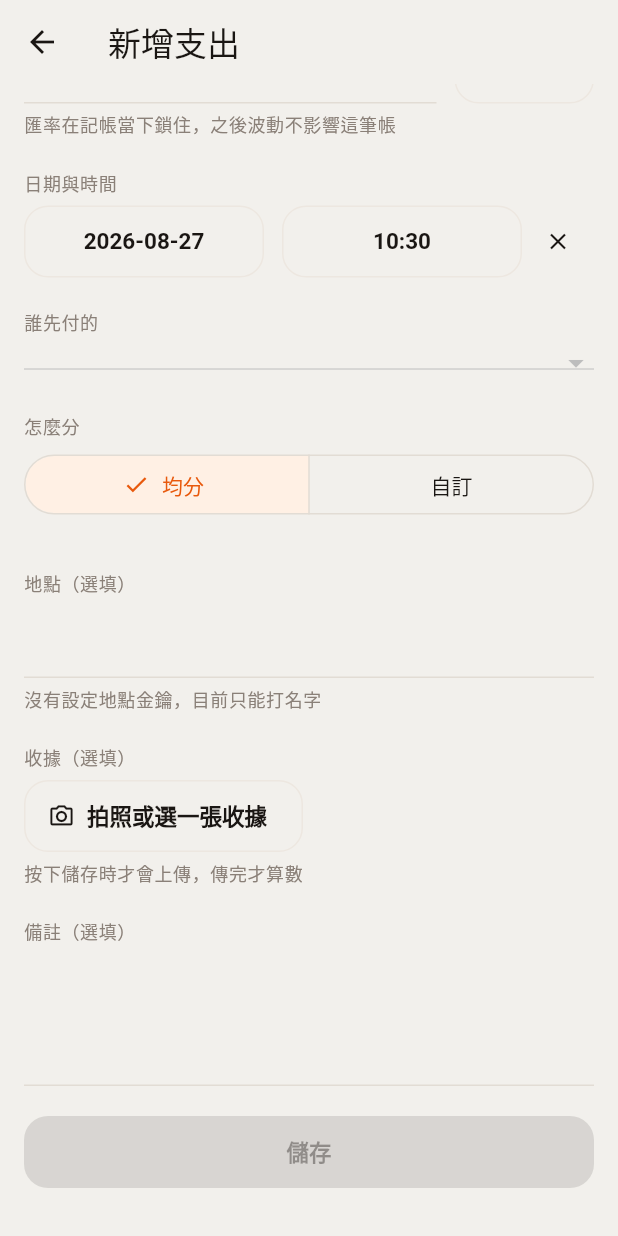
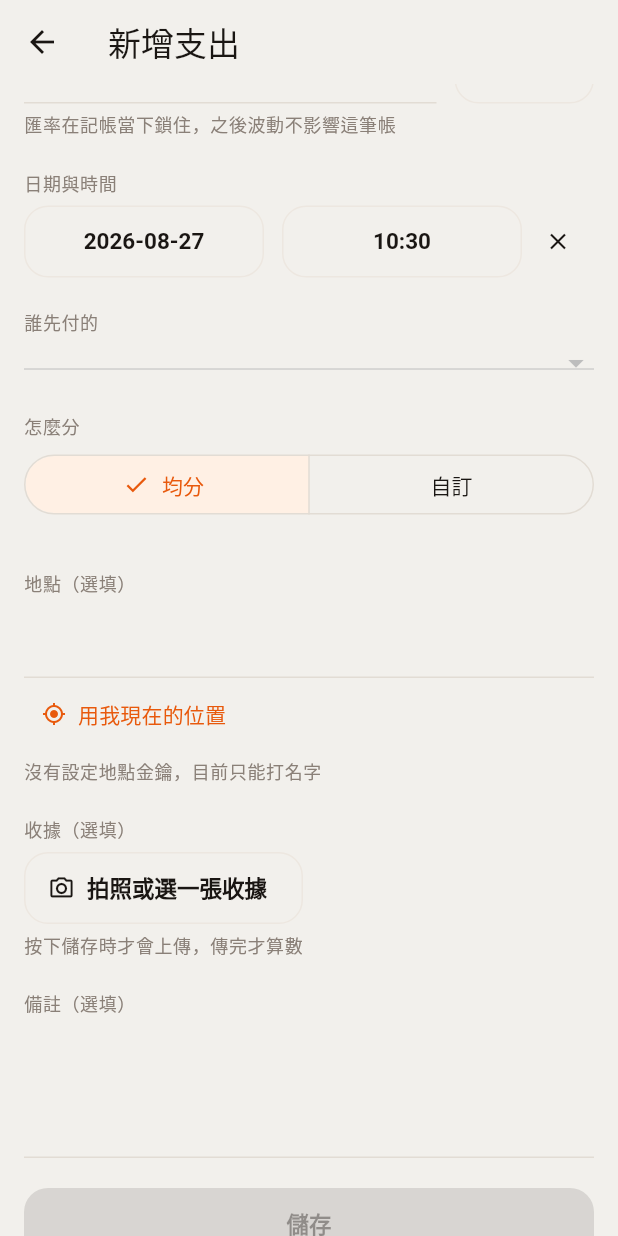
Before and after one commit to superdyco/SplitFlow, a Flutter app: the ExpenseFormPage screen opened directly with empty values, scrolled down 428 dp, on a phone screen of 412 x 824 dp. Run offline on Flutter 3.47's test engine with Material 3 defaults, Android fonts, the phone set to English and light mode, and no system bars; our stand-ins replace cloud_firestore, firebase_auth, firebase_core, firebase_storage, flutter_riverpod, geolocator and 4 more; accounts and stored records are empty.

Commit message:
Add the map under the place field, and a locate button
Both were in the web version and neither had been ported, so picking a place
gave you a name and an address with nothing to confirm against. The map is a
real Google Maps view rather than a static image, matching the web.

The key is still the blocker and now blocks two things: Places API (New) and
Maps SDK for Android are separately enabled APIs, and the referrer-restricted
web key fails both. Verified on the emulator -- the map draws its frame and
the tiles never arrive, with "Authorization failure" in logcat. README now
covers both in one section.

The maps key cannot go through --dart-define because the native SDK reads it
from AndroidManifest, so gradle pulls it from local.properties. Dart takes the
same value as a dart-define purely to decide whether to draw the map at all:
with no key GoogleMap renders a grey rectangle with no error and no callback
to detect it, which is the worst way for this to fail. With the flag we show a
sentence saying the coordinates were saved and the map just isn't configured.

Locating falls back to getLastKnownPosition on timeout. I had dropped that
when porting -- the web passes maximumAge: 60000 for the same reason -- and
indoors the fresh fix is exactly what you don't get. A stale position is fine
here: it only seeds the search bias, whose radius is 30km.

Also stopped a raw "TimeoutException after 0:00:10.000000: Future not
completed" from reaching the user, which is what surfaced the missing
fallback in the first place.

Co-Authored-By: Claude Opus 5 <noreply@anthropic.com>

```diff
--- a/flutter_app/lib/state/providers.dart
+++ b/flutter_app/lib/state/providers.dart
@@ -4,6 +4,7 @@ import 'package:flutter_riverpod/flutter_riverpod.dart';
 import '../data/auth_repository.dart';
 import '../data/bias_store.dart';
 import '../data/expense_repository.dart';
+import '../data/geolocation.dart';
 import '../data/place_service.dart';
 import '../data/receipt_picker.dart';
 import '../data/receipt_repository.dart';
@@ -30,6 +31,10 @@ final paymentRepositoryProvider = Provider((ref) => PaymentRepository());
 /// 地點欄位就退回純文字輸入。
 final placeServiceProvider = Provider((ref) => PlaceService());
 final biasStoreProvider = Provider((ref) => BiasStore());
+
+/// 「我現在在哪」。只用來當地點搜尋的位置偏好與地圖的中心點，
+/// 不會存進任何一筆支出。
+final geolocationProvider = Provider((ref) => Geolocation());
 
 /// 收據。picker 是拍照／選圖，repository 是 Storage。
 final receiptPickerProvider = Provider((ref) => ReceiptPicker());
--- a/flutter_app/lib/ui/place_field.dart
+++ b/flutter_app/lib/ui/place_field.dart
@@ -8,6 +8,7 @@ import '../domain/models.dart';
 import '../domain/place_bias.dart';
 import '../domain/place_search.dart';
 import '../state/providers.dart';
+import 'place_map.dart';
 import 'theme.dart';
 
 /// 地點欄位。`ExpenseFormPage.vue` 裡地點那一段的 Flutter 版。
@@ -45,6 +46,12 @@ class _PlaceFieldState extends ConsumerState<PlaceField> {
 
   List<PlaceSuggestion> _suggestions = const [];
   LatLng? _bias;
+
+  /// 按「定位」抓到的座標。**不會存進支出** —— 這顆鍵只回答「我在哪」，
+  /// 不去猜你人在哪家店。它做兩件事：把搜尋的位置偏好換成這裡，
+  /// 以及在還沒選地點時讓地圖有東西可以顯示。
+  LatLng? _here;
+  bool _locating = false;
   Timer? _debounce;
   String _session = newSessionToken();
 
@@ -157,6 +164,30 @@ class _PlaceFieldState extends ConsumerState<PlaceField> {
     }
   }
 
+  /// 定位鍵。
+  ///
+  /// 刻意**不去查附近有什麼店、也不動地點欄位** —— 這顆鍵只回答「我在哪」。
+  /// 順帶把搜尋的位置偏好換成這裡：人就在這，比上一筆支出的座標更準，
+  /// 而且 locationBias 是 autocomplete 請求上的一個欄位，不會多花錢。
+  Future<void> _locate() async {
+    setState(() {
+      _locating = true;
+      _error = null;
+    });
+    try {
+      final here = await ref.read(geolocationProvider).current();
+      if (!mounted) return;
+      setState(() {
+        _here = here;
+        _bias = here;
+      });
+    } catch (err) {
+      if (mounted) setState(() => _error = err.toString());
+    } finally {
+      if (mounted) setState(() => _locating = false);
+    }
+  }
+
   void _clear() {
     _debounce?.cancel();
     setState(() {
@@ -164,6 +195,7 @@ class _PlaceFieldState extends ConsumerState<PlaceField> {
       _selected = null;
       _suggestions = const [];
       _error = null;
+      // 目前位置不清掉：那是「我在哪」，跟這一格填了什麼地點無關。
     });
     _emit();
   }
@@ -172,6 +204,18 @@ class _PlaceFieldState extends ConsumerState<PlaceField> {
   Widget build(BuildContext context) {
     final text = Theme.of(context).textTheme;
     final selected = _selected;
+    // 選過的地點才算數 —— 選完又改字的話，那個座標已經不是這一格說的地方了。
+    final showsSelected = selected != null &&
+        selected.name == _query.text.trim() &&
+        selected.lat != null &&
+        selected.lng != null;
+
+    // 有選地點就標地點，沒有就標「我在哪」（如果按過定位）。
+    // 兩個都沒有就不畫地圖 —— 一張沒有東西可標的地圖只是佔位子。
+    final marker = showsSelected
+        ? LatLng(selected.lat!, selected.lng!)
+        : _here;
+    final markerTitle = showsSelected ? selected.name : '你目前的位置';
 
     return Column(
       crossAxisAlignment: CrossAxisAlignment.start,
@@ -228,12 +272,35 @@ class _PlaceFieldState extends ConsumerState<PlaceField> {
             ),
           ),
         // 有地址就顯示出來，這是「選到的是不是我想的那一家」唯一看得出來的地方。
-        if (selected != null &&
-            selected.name == _query.text.trim() &&
-            selected.address != null)
+        if (showsSelected && selected.address != null)
           Padding(
             padding: const EdgeInsets.only(top: 6),
             child: Text(selected.address!, style: text.bodySmall),
+          ),
+
+        // 定位鍵。放在地圖上面而不是輸入框裡，因為它跟「打字搜尋」是兩件事：
+        // 一個是找地點，一個是回答「我在哪」。
+        Align(
+          alignment: Alignment.centerLeft,
+          child: TextButton.icon(
+            icon: _locating
+                ? const SizedBox(
+                    width: 14,
+                    height: 14,
+                    child: CircularProgressIndicator(strokeWidth: 2),
+                  )
+                : const Icon(Icons.my_location, size: 16),
+            label: Text(_locating ? '定位中...' : '用我現在的位置'),
+            onPressed: _locating ? null : _locate,
+          ),
+        ),
+
+        if (marker != null)
+          Padding(
+            padding: const EdgeInsets.only(top: 4),
+            child: PlaceMap.enabled
+                ? PlaceMap(center: marker, title: markerTitle)
+                : const PlaceMapUnavailable(),
           ),
       ],
     );
```
Also changed, not shown: flutter_app/lib/data/geolocation.dart (added, +74 -0 lines), flutter_app/lib/ui/place_map.dart (added, +103 -0 lines), flutter_app/pubspec.yaml (+8 -0 lines), flutter_app/pubspec.lock, 3 other files.
